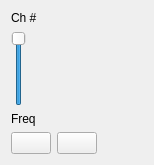
First picture: the form in src/channel-widget.ui, repository atesteve/psxplayer, before the edit.
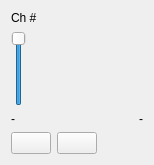
Second picture: the form after the edit. Custom widgets are drawn as their Qt base class.

The edit to the form file:
```diff
--- a/src/channel-widget.ui
+++ b/src/channel-widget.ui
@@ -42,11 +42,32 @@
     </layout>
    </item>
    <item>
+    <layout class="QHBoxLayout" name="horizontalLayout_3">
+     <item>
     <widget class="QLabel" name="freqLabel">
      <property name="text">
-      <string>Freq</string>
-     </property>
-    </widget>
+        <string>-</string>
+       </property>
+      </widget>
+     </item>
+     <item>
+      <widget class="QLabel" name="octaveLabel">
+       <property name="text">
+        <string/>
+       </property>
+      </widget>
+     </item>
+     <item>
+      <widget class="QLabel" name="centsLabel">
+       <property name="text">
+        <string>-</string>
+       </property>
+       <property name="alignment">
+        <set>Qt::AlignmentFlag::AlignRight|Qt::AlignmentFlag::AlignTrailing|Qt::AlignmentFlag::AlignVCenter</set>
+       </property>
+      </widget>
+     </item>
+    </layout>
    </item>
    <item>
     <layout class="QHBoxLayout" name="horizontalLayout_2">
```
Lines whose indentation alone changed are shown as unchanged.
